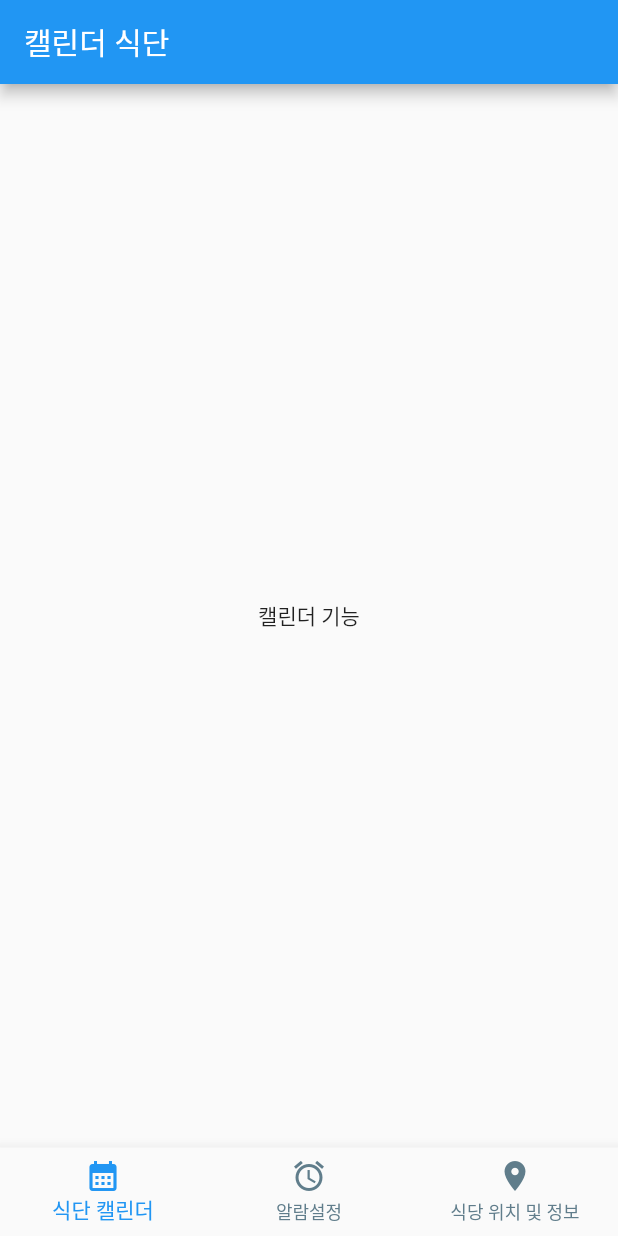
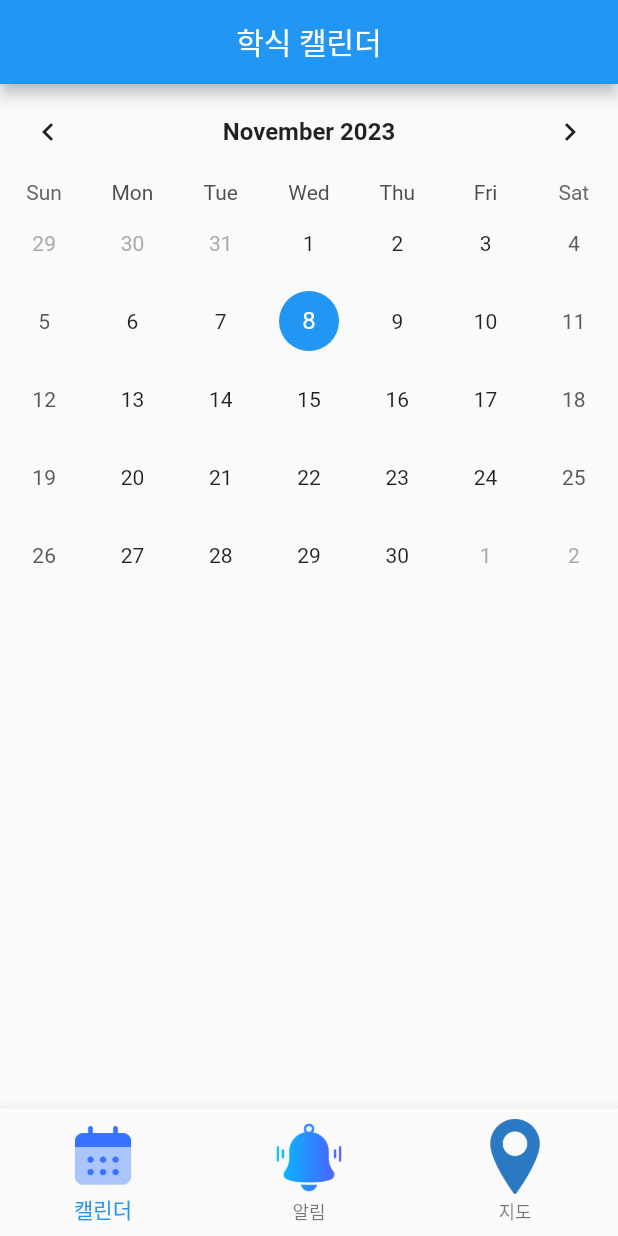
Before and after one commit to Bincher/3-2_project, a Flutter app: the screen it shows after launch, on a phone screen of 412 x 824 dp. Run offline on Flutter 3.47's test engine with Material 2 defaults, Android fonts, the phone set to English and light mode, and no system bars; drawn by our look-alikes of table_calendar.

Commit message:
오픈소스과제 임시저장

```diff
--- a/app1/lib/main.dart
+++ b/app1/lib/main.dart
@@ -1,70 +1,180 @@
 import 'package:flutter/material.dart';
+import 'package:table_calendar/table_calendar.dart';
+import 'student_menu.dart';
+import 'snack_bar_menu.dart';
+
 
 void main() {
-  runApp(const MyApp());
+  runApp(const MaterialApp(
+    home: MyHomePage(title: '학식 캘린더'),
+  ));
 }
 
-class MyApp extends StatelessWidget {
-  const MyApp({Key? key}) : super(key: key);
+class MyHomePage extends StatefulWidget {
+  const MyHomePage({super.key, required String title});
+
+  @override
+  State<MyHomePage> createState() => _MyHomePageState();
+}
+
+class _MyHomePageState extends State<MyHomePage> {
+  bool showButtons = false;
+  DateTime? _selectedDate;
+  int _currentIndex = 0;
+  DateTime? selectedDate = DateTime.now();  //날짜 클릭하면 파란색 동그라미 쓸려고 추가함
+
+  void _toggleButtons(DateTime selectedDate, DateTime focusedDate) {
+    setState(() {
+      showButtons = true; // 학식, 교직, 분식 버튼이 표시하도록 변경
+      _selectedDate = selectedDate;
+    });
+  }
+
 
   @override
   Widget build(BuildContext context) {
-    return const MaterialApp(
-      debugShowCheckedModeBanner: false,
-      title: '어플리케이션',
-      home: MyAppPage(),
+    final screenWidth = MediaQuery.of(context).size.width;
+
+    return Scaffold(
+      appBar: AppBar(
+        title: const Center(child: Text('학식 캘린더')),
+      ),
+      body: Column(
+        children: [
+          TableCalendar(
+            firstDay: DateTime.utc(2010, 10, 16),
+            lastDay: DateTime.utc(2030, 3, 14),
+            focusedDay: DateTime.now(),
+            selectedDayPredicate: (DateTime day) {
+              return isSameDay(_selectedDate, day);
+            },
+            onDaySelected: onDaySelected,
+            headerStyle: const HeaderStyle(
+              formatButtonVisible: false,
+              titleCentered: true,
+              titleTextStyle: TextStyle(fontWeight: FontWeight.w700, fontSize: 16.0),
+            ),
+            calendarStyle: const CalendarStyle(
+              selectedDecoration: BoxDecoration(
+                color: Colors.blue,
+                shape: BoxShape.circle,
+              ),
+              todayDecoration: BoxDecoration(
+                color: Colors.blue,
+                shape: BoxShape.circle,
+              ),
+            ),
+          ),
+          if (showButtons)
+            Row(
+              mainAxisAlignment: MainAxisAlignment.center,
+              children: [
+                _buildButton('학식당', screenWidth * 0.25),
+                const SizedBox(
+                  width: 20,
+                ),
+                _buildButton('교직원', screenWidth * 0.25),
+                const SizedBox(
+                  width: 20,
+                ),
+                _buildButton('분식당', screenWidth * 0.25),
+              ],
+            ),
+        ],
+      ),
+      bottomNavigationBar: BottomNavigationBar(
+        currentIndex: _currentIndex,
+        onTap: (int index) {
+          setState(() {
+            _currentIndex = index;
+
+            if (index == 1) {
+              Navigator.push(
+                context,
+                MaterialPageRoute(
+                  builder: (context) => const AlarmListPage(),
+                ),
+              );
+            } else if (index == 2) { // 추가: 지도 아이콘을 누르면 지도 페이지로 이동
+              Navigator.push(
+                context,
+                MaterialPageRoute(
+                  builder: (context) => const LocationPage(),
+                ),
               );
             }
+          });
+        },
+        items: [
+          BottomNavigationBarItem(
+            icon: Image.asset('assets/calendar.png', width: 50.0, height: 50.0),
+            label: '캘린더',
+          ),
+          BottomNavigationBarItem(
+            icon: Image.asset('assets/alert.png', width: 50.0, height: 50.0),
+            label: '알림',
+          ),
+          BottomNavigationBarItem(
+            icon: Image.asset('assets/navi.png', width: 50.0, height: 50.0),
+            label: '지도',
+          ),
+        ],
+      ),
+    );
   }
 
-class MyAppPage extends StatefulWidget {
-  const MyAppPage({super.key});
-
-  @override
-  _MyAppPageState createState() => _MyAppPageState();
+  Widget _buildButton(String label, double width) {
+    return SizedBox(
+      width: width,
+      child: ElevatedButton(
+        onPressed: () {
+          if (label == '학식당') {
+            // '학식당' 버튼을 눌렀을 때 화면을 전환
+            Navigator.push(
+              context,
+              MaterialPageRoute(
+                builder: (context) => MyListWidget(), // 학식당 메뉴 보기 기능
+              ),
+            );
+          } else if (label == '분식당') {
+            // '분식당' 버튼을 눌렀을 때 화면을 전환
+            Navigator.push(
+              context,
+              MaterialPageRoute(
+                builder: (context) => MyListWidget3(), // 분식당 메뉴 보기 기능
+              ),
+            );
           }
-
-class _MyAppPageState extends State<MyAppPage> {
-  int _selectedIndex = 0;
-
-  final List<Widget> _navIndex = [
-    const CalenderPage(),
-    const AlarmListPage(),
-    const LocationPage(),
-  ];
-
-  void _onNavTapped(int index) {
+        },
+        child: Text(label),
+      ),
+    );
+  }
+  void onDaySelected(DateTime selectedDate, DateTime focusedDate) {
     setState(() {
-      _selectedIndex = index;
+      _selectedDate = selectedDate;
+      _toggleButtons(selectedDate, focusedDate);
     });
   }
 
-  @override
-  Widget build(BuildContext context) {
-    return Scaffold(
-      body: _navIndex.elementAt(_selectedIndex),
-      bottomNavigationBar: BottomNavigationBar(
-        fixedColor: Colors.blue,
-        unselectedItemColor: Colors.blueGrey,
-        showUnselectedLabels: true,
-        type: BottomNavigationBarType.fixed,
-        items: const [
-          BottomNavigationBarItem(
-            icon: Icon(Icons.calendar_month),
-            label: '식단 캘린더',
-          ),
-          BottomNavigationBarItem(
-            icon: Icon(Icons.alarm),
-            label: '알람설정',
-          ),
-          BottomNavigationBarItem(
-            icon: Icon(Icons.location_on),
-            label: '식당 위치 및 정보',
+  // 각 식당 페이지 연결 코드
+  void showAlertDialog(String title, String message) {
+    showDialog(
+      context: context,
+      builder: (BuildContext context) {
+        return AlertDialog(
+          title: Text(title),
+          content: Text(message),
+          actions: [
+            TextButton(
+              onPressed: () {
+                Navigator.of(context).pop();
+              },
+              child: const Text('닫기'),
             ),
           ],
-        currentIndex: _selectedIndex,
-        onTap: _onNavTapped,
-      )
+        );
+      },
     );
   }
 }
@@ -73,7 +183,7 @@ class LocationPage extends StatefulWidget {
   const LocationPage({super.key});
 
   @override
-  _LocationPageState createState() => _LocationPageState();
+  State<LocationPage> createState() => _LocationPageState();
 }
 
 class _LocationPageState extends State<LocationPage> {
@@ -95,7 +205,7 @@ class _LocationPageState extends State<LocationPage> {
               ),
               _buildLocationCard(
                 "학식당,교직원식당 입구\n08:20~09:20/11:30~13:30/17:00~18:30",
-                'images/img_cafeteria_outout.jpg',
+                'images/img_cafeteria_out.jpg',
               ),
               _buildLocationCard(
                 "분식당 입구\n11:00~14:00/16:00~18:30",
@@ -115,7 +225,7 @@ class _LocationPageState extends State<LocationPage> {
       child: Column(
         children: [
           AspectRatio(
-            aspectRatio: 16/9, // 이미지의 가로 세로 비율을 조정할 수 있음
+            aspectRatio: 16/9,
             child: Image.asset(
               imagePath,
               fit: BoxFit.cover,
@@ -131,20 +241,18 @@ class _LocationPageState extends State<LocationPage> {
 }
 
 class AlarmListPage extends StatefulWidget {
-  const AlarmListPage({Key? key}) : super(key: key);
+  const AlarmListPage({super.key});
 
   @override
-  _AlarmListPageState createState() => _AlarmListPageState();
+  State<AlarmListPage> createState() => _AlarmListPageState();
 }
 
 class _AlarmListPageState extends State<AlarmListPage> {
-  // 알람 목록과 필터된 알람 목록을 저장하는 리스트
   final List<Map<String, dynamic>> _alarmList = [
     {"id": 1, "menu": "제육"},
   ];
 
   List<Map<String, dynamic>> _foundAlarms = [];
-  // 사용자로부터 텍스트 입력을 받는 컨트롤러
   final TextEditingController _alarmTextController = TextEditingController();
 
   @override
@@ -153,14 +261,11 @@ class _AlarmListPageState extends State<AlarmListPage> {
     _foundAlarms = List.from(_alarmList);
   }
 
-  // 키워드에 따라 알람 필터링
   void _runFilter(String enteredKeyword) {
     setState(() {
       if (enteredKeyword.isEmpty) {
-        // 키워드가 비어있으면 원래 알람 목록을 표시
         _foundAlarms = List.from(_alarmList);
       } else {
-        // 키워드가 있는 경우 해당 키워드를 포함하는 알람 필터링
         _foundAlarms = _alarmList
             .where((menu) =>
             menu["menu"].toLowerCase().contains(enteredKeyword.toLowerCase()))
@@ -169,18 +274,14 @@ class _AlarmListPageState extends State<AlarmListPage> {
     });
   }
 
-  // 새로운 알람 추가
   void _addAlarm() {
     final String newAlarm = _alarmTextController.text;
     if (newAlarm.isNotEmpty) {
       final int newId = _alarmList.length + 1;
       final Map<String, dynamic> newAlarmItem = {"id": newId, "menu": newAlarm};
       setState(() {
-        // 알람 목록에 새 알람 추가
         _alarmList.add(newAlarmItem);
-        // 필터된 알람 목록에도 추가하여 표시
         _foundAlarms.add(newAlarmItem);
-        // 텍스트 필드 지우기
         _alarmTextController.clear();
       });
     }
@@ -208,13 +309,13 @@ class _AlarmListPageState extends State<AlarmListPage> {
                 labelText: '선호 메뉴',
                 suffixIcon: IconButton(
                   icon: const Icon(Icons.add),
-                  onPressed: _addAlarm, // 알람 추가 버튼 클릭 시 _addAlarm 함수 호출
+                  onPressed: _addAlarm,
                 ),
               ),
             ),
             const SizedBox(height: 20),
             TextField(
-              onChanged: (value) => _runFilter(value), // 텍스트 필터링
+              onChanged: (value) => _runFilter(value),
               decoration: const InputDecoration(
                 labelText: '검색',
                 suffixIcon: Icon(Icons.search),
@@ -250,7 +351,6 @@ class _AlarmListPageState extends State<AlarmListPage> {
                         icon: const Icon(Icons.delete),
                         onPressed: () {
                           setState(() {
-                                  // 알람 삭제 버튼 클릭 시 _foundAlarms 및 _alarmList에서 제거
                             _foundAlarms.remove(alarm);
                             _alarmList.remove(alarm);
                           });
@@ -273,26 +373,3 @@ class _AlarmListPageState extends State<AlarmListPage> {
     );
   }
 }
-
-class CalenderPage extends StatefulWidget {
-  const CalenderPage({super.key});
-
-  @override
-  State<CalenderPage> createState() => CalenderPageState();
-}
-
-class CalenderPageState extends State<CalenderPage> {
-  @override
-  Widget build(BuildContext context) {
-    return Scaffold(
-      appBar: AppBar(
-        title: const Text('캘린더 식단'),
-      ),
-      body: const Center(
-        child: Text(
-          '캘린더 기능',
-        ),
-      ),
-    );
-  }
-}
```
Also changed, not shown: app1/lib/snack_bar_menu.dart (added, +154 -0 lines), app1/lib/student_menu.dart (added, +211 -0 lines), app1/pubspec.yaml (+29 -16 lines), app1/assets/alert.png (added), app1/assets/calendar.png (added), app1/assets/navi.png (added), app1/assets/settings.png (added). Lines whose indentation alone changed are shown as unchanged.
